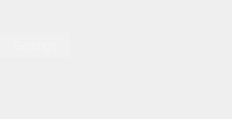
Old version of the form mainwindow.ui in the repository Roker2/ClocksOnWindows.
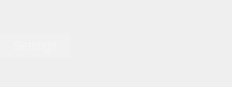
New version of the form. Icons and pictures are not drawn.

Commit message: Main Menu: Delete QStatusBar

```diff
--- a/mainwindow.ui
+++ b/mainwindow.ui
@@ -7,7 +7,7 @@
     <x>0</x>
     <y>0</y>
     <width>232</width>
-    <height>119</height>
+    <height>87</height>
    </rect>
   </property>
   <property name="windowTitle">
@@ -40,11 +40,6 @@
     </property>
    </widget>
   </widget>
-  <widget class="QStatusBar" name="statusBar">
-   <property name="enabled">
-    <bool>true</bool>
-   </property>
-  </widget>
   <widget class="QMenuBar" name="menuBar">
    <property name="enabled">
     <bool>true</bool>
```
